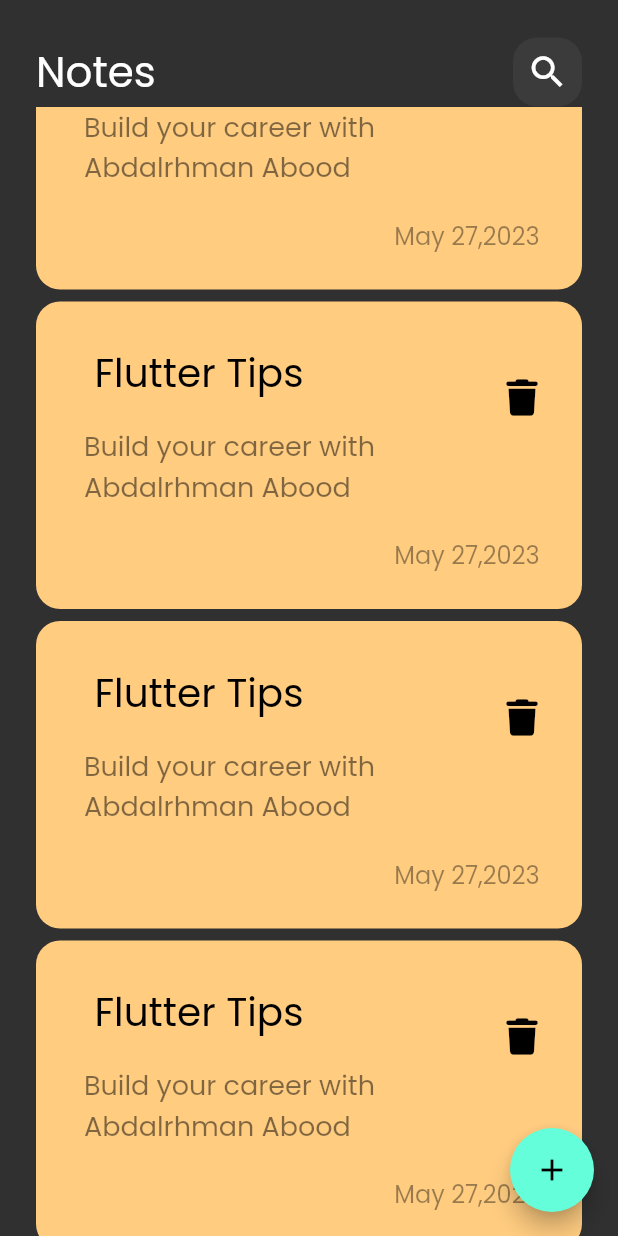
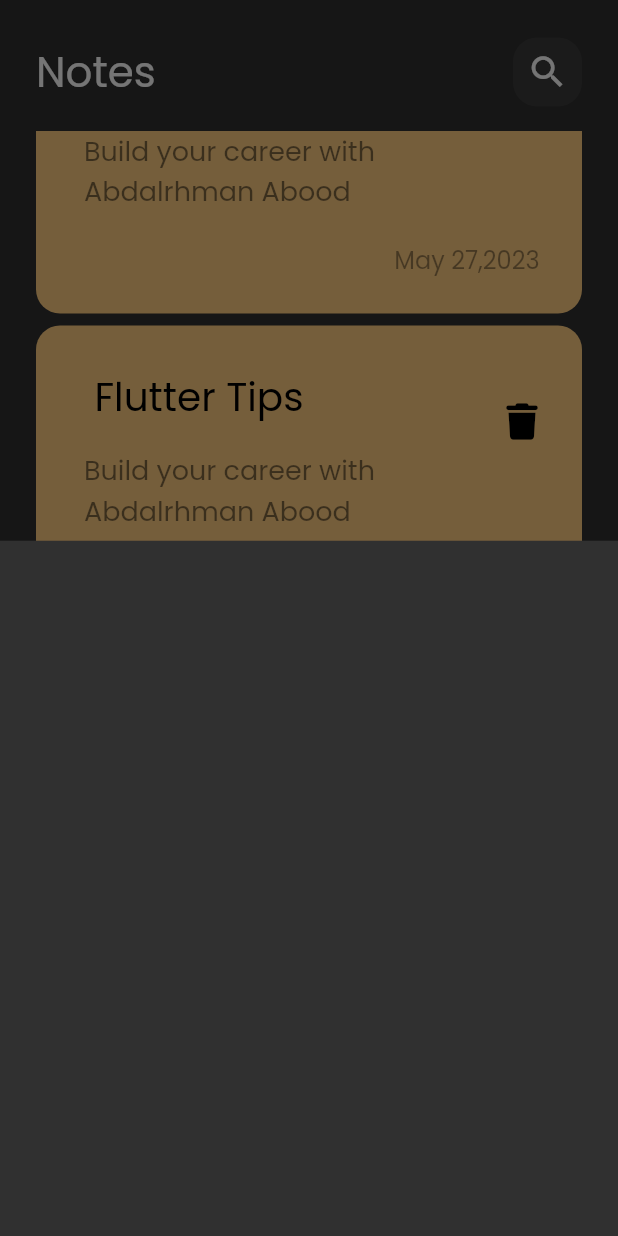
Before and after one commit to Abdalrhmanabood/notes_app, a Flutter app: the screen it shows after launch, scrolled down 1152 dp, after a tap on the "add" icon, on a phone screen of 412 x 824 dp. Run offline on Flutter 3.47's test engine with Material 2 defaults, Android fonts, the phone set to English and light mode, and no system bars; our stand-ins replace font_awesome_flutter.

Commit message:
show modal botton sheet

```diff
--- a/lib/views/notes_views.dart
+++ b/lib/views/notes_views.dart
@@ -1,4 +1,5 @@
 import 'package:flutter/material.dart';
+import 'package:notes_app/views/widget/add_note_botton_sheet.dart';
 
 import 'package:notes_app/views/widget/notes_views_body.dart';
 
@@ -7,9 +8,17 @@ class NotesViews extends StatelessWidget {
 
   @override
   Widget build(BuildContext context) {
-    return  Scaffold(
+    return Scaffold(
+
+      floatingActionButton: FloatingActionButton(
+        onPressed: () {
+          showModalBottomSheet(context: context, builder:(contex) {
+     return const AddNoteBottomSheet();
+          });
+        },
+        child: const Icon(Icons.add),
+      ),
       body: const NotesViewsBody(),
-      floatingActionButton: FloatingActionButton(onPressed: (){} , child:const Icon(Icons.add),),
     );
   }
 }
--- /dev/null
+++ b/lib/views/widget/add_note_botton_sheet.dart
@@ -0,0 +1,10 @@
+import 'package:flutter/material.dart';
+
+class AddNoteBottomSheet extends StatelessWidget {
+  const AddNoteBottomSheet({super.key});
+
+  @override
+  Widget build(BuildContext context) {
+    return Container();
+  }
+}
--- a/lib/views/widget/notes_list_view.dart
+++ b/lib/views/widget/notes_list_view.dart
@@ -6,11 +6,17 @@ class NotesListView extends StatelessWidget {
 //  final data = const [];
   @override
   Widget build(BuildContext context) {
-    return ListView.builder(itemBuilder: (context , index){
-      return const Padding(
-        padding:  EdgeInsets.symmetric(vertical: 4),
-        child:   NoteItem(),
-      );
-    } );
+    return Padding(
+      padding: const EdgeInsets.symmetric(vertical: 16),
+      child: ListView.builder(
+        padding: EdgeInsets.zero,
+        itemBuilder: (context , index){
+        return const Padding(
+
+          padding:  EdgeInsets.symmetric(vertical: 4),
+          child:   NoteItem(),
+        );
+      } ),
+    );
   }
 }
```
